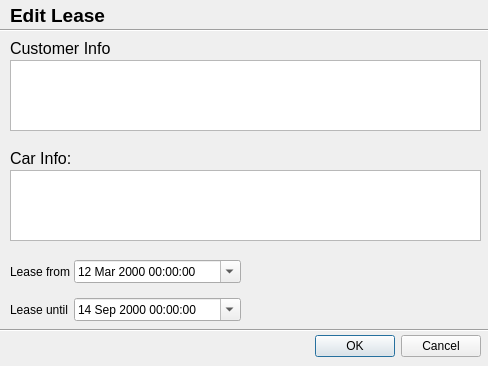
Old version of the form src/editleasedialog.ui in the repository Blodroed/RustyRides.
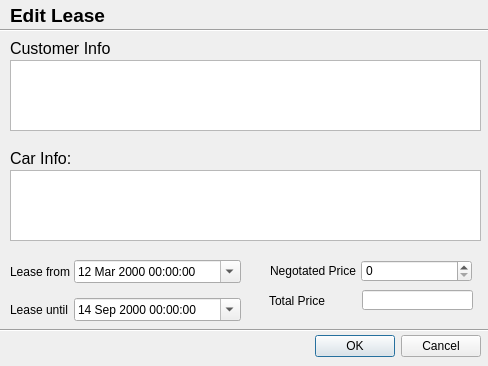
New version of the form.

Commit message: Edit lease works now

What changed in the file:
```diff
--- a/src/editleasedialog.ui
+++ b/src/editleasedialog.ui
@@ -218,6 +218,61 @@
     <enum>QAbstractItemView::SelectRows</enum>
    </property>
   </widget>
+  <widget class="QLabel" name="NegotiatedPriceLabel">
+   <property name="geometry">
+    <rect>
+     <x>270</x>
+     <y>260</y>
+     <width>91</width>
+     <height>21</height>
+    </rect>
+   </property>
+   <property name="text">
+    <string>Negotated Price</string>
+   </property>
+  </widget>
+  <widget class="QSpinBox" name="NegotiatedPriceBox">
+   <property name="geometry">
+    <rect>
+     <x>361</x>
+     <y>260</y>
+     <width>111</width>
+     <height>22</height>
+    </rect>
+   </property>
+   <property name="maximum">
+    <number>999999</number>
+   </property>
+   <property name="singleStep">
+    <number>100</number>
+   </property>
+  </widget>
+  <widget class="QLabel" name="TotalPriceLabel">
+   <property name="geometry">
+    <rect>
+     <x>269</x>
+     <y>290</y>
+     <width>91</width>
+     <height>21</height>
+    </rect>
+   </property>
+   <property name="text">
+    <string>Total Price</string>
+   </property>
+  </widget>
+  <widget class="QLineEdit" name="TotalPriceLineEdit">
+   <property name="geometry">
+    <rect>
+     <x>362</x>
+     <y>290</y>
+     <width>111</width>
+     <height>20</height>
+    </rect>
+   </property>
+   <property name="readOnly">
+    <bool>true</bool>
+   </property>
+  </widget>
  </widget>
  <resources/>
  <connections>
```
The commit also changes 5 other files.
